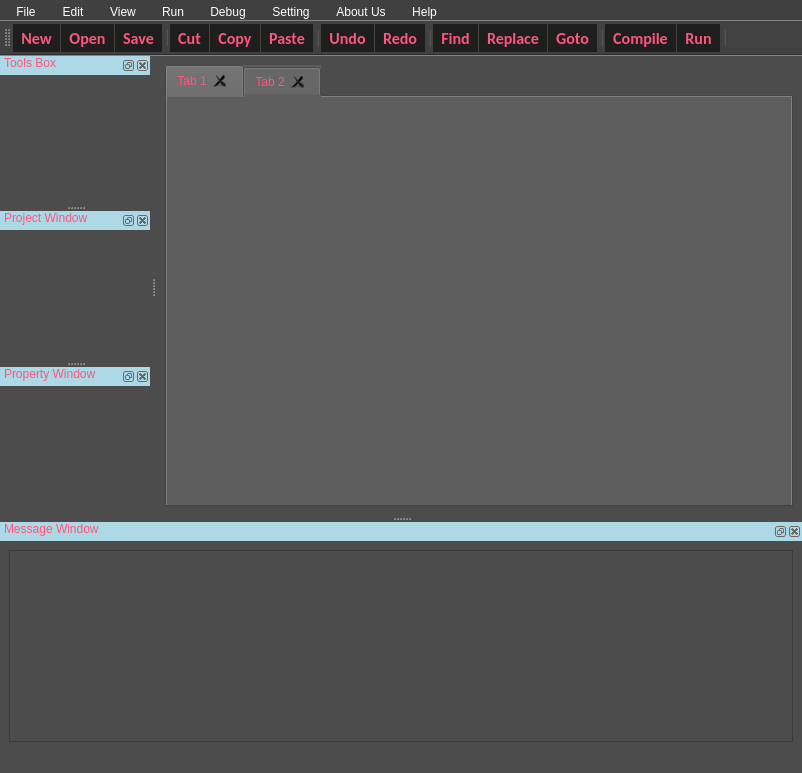
The window that mainForm.ui (Ezapiyallp/Ezapiya-IDE) describes before a commit, drawn with Qt 5.
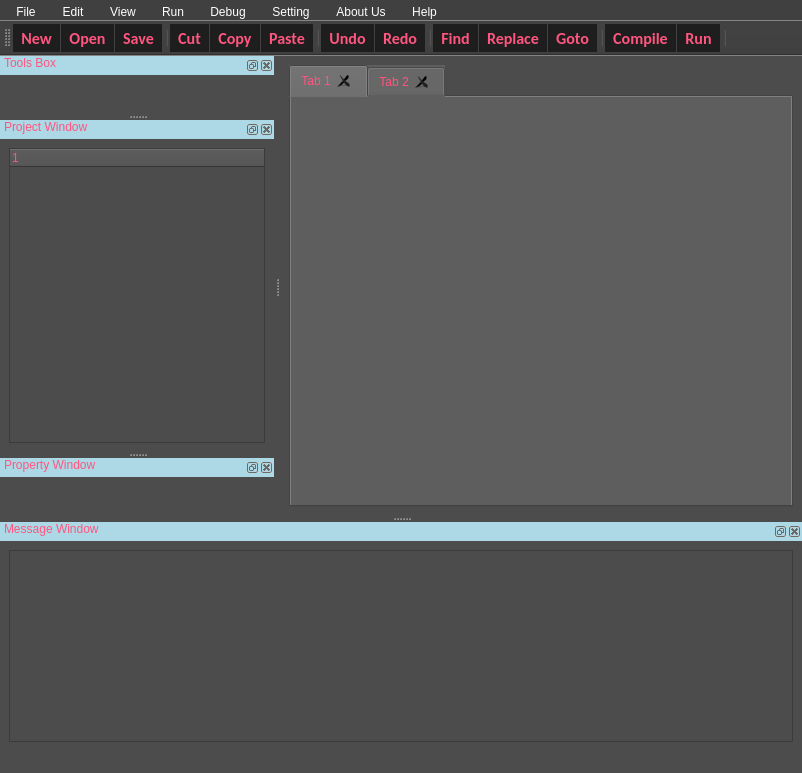
The same window after the commit. Icons and pictures are not drawn.

What changed in the file:
```diff
--- a/mainForm.ui
+++ b/mainForm.ui
@@ -691,7 +691,7 @@
    <property name="minimumSize">
     <size>
      <width>150</width>
-     <height>40</height>
+     <height>111</height>
     </size>
    </property>
    <property name="styleSheet">
@@ -720,7 +720,11 @@
     <number>1</number>
    </attribute>
    <widget class="QWidget" name="dockWidgetContents_project">
-    <layout class="QVBoxLayout" name="verticalLayout_3"/>
+    <layout class="QVBoxLayout" name="verticalLayout_3">
+     <item>
+      <widget class="QTreeWidget" name="treeWidget"/>
+     </item>
+    </layout>
    </widget>
   </widget>
   <widget class="QDockWidget" name="dockWidget_preproty">
```
